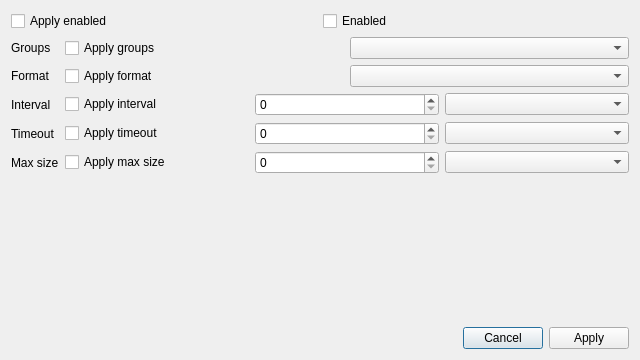
The window that ui/opensnitch/plugins/list_subscriptions/res/bulk_edit_dialog.ui (evilsocket/opensnitch) describes before a commit, drawn with Qt 5.
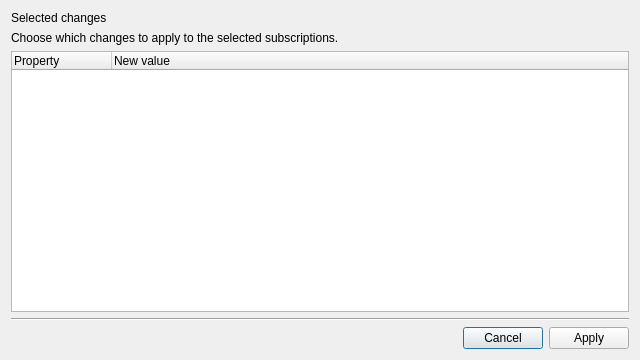
The same window after the commit.

```diff
--- a/ui/opensnitch/plugins/list_subscriptions/res/bulk_edit_dialog.ui
+++ b/ui/opensnitch/plugins/list_subscriptions/res/bulk_edit_dialog.ui
@@ -15,141 +15,63 @@
   </property>
   <layout class="QVBoxLayout" name="rootLayout">
    <item>
-    <layout class="QFormLayout" name="formLayout">
-     <item row="0" column="0" colspan="2">
-      <layout class="QHBoxLayout" name="enabled_layout">
-       <item>
-        <widget class="QCheckBox" name="apply_enabled">
-         <property name="text">
-          <string>Apply enabled</string>
-         </property>
-        </widget>
-       </item>
-       <item>
-        <widget class="QCheckBox" name="enabled_value">
-         <property name="text">
-          <string>Enabled</string>
-         </property>
-        </widget>
-       </item>
-      </layout>
-     </item>
-     <item row="1" column="0">
-      <widget class="QLabel" name="groups_label">
-       <property name="text">
-        <string>Groups</string>
-       </property>
-      </widget>
-     </item>
-     <item row="1" column="1">
-      <layout class="QHBoxLayout" name="groups_layout">
-       <item>
-        <widget class="QCheckBox" name="apply_group">
-         <property name="text">
-          <string>Apply groups</string>
-         </property>
-        </widget>
-       </item>
+    <widget class="QFrame" name="changes_section_bar">
+     <layout class="QHBoxLayout" name="changesSectionBarLayout">
+      <property name="leftMargin">
+       <number>0</number>
+      </property>
+      <property name="topMargin">
+       <number>0</number>
+      </property>
+      <property name="rightMargin">
+       <number>0</number>
+      </property>
+      <property name="bottomMargin">
+       <number>0</number>
+      </property>
        <item>
-        <widget class="QComboBox" name="group_value"/>
-       </item>
-      </layout>
-     </item>
-     <item row="2" column="0">
-      <widget class="QLabel" name="format_label">
+       <widget class="QLabel" name="changes_section_label">
        <property name="text">
-        <string>Format</string>
+         <string>Selected changes</string>
        </property>
       </widget>
      </item>
-     <item row="2" column="1">
-      <layout class="QHBoxLayout" name="format_layout">
-       <item>
-        <widget class="QCheckBox" name="apply_format">
-         <property name="text">
-          <string>Apply format</string>
-         </property>
-        </widget>
-       </item>
-       <item>
-        <widget class="QComboBox" name="format_value"/>
-       </item>
-      </layout>
-     </item>
-     <item row="3" column="0">
-      <widget class="QLabel" name="interval_label">
-       <property name="text">
-        <string>Interval</string>
-       </property>
-      </widget>
-     </item>
-     <item row="3" column="1">
-      <layout class="QHBoxLayout" name="interval_layout">
+     </layout>
+    </widget>
+   </item>
        <item>
-        <widget class="QCheckBox" name="apply_interval">
+    <widget class="QLabel" name="selection_hint_label">
          <property name="text">
-          <string>Apply interval</string>
-         </property>
-        </widget>
-       </item>
-       <item>
-        <widget class="QSpinBox" name="interval_spin"/>
-       </item>
-       <item>
-        <widget class="QComboBox" name="interval_units"/>
-       </item>
-      </layout>
-     </item>
-     <item row="4" column="0">
-      <widget class="QLabel" name="timeout_label">
-       <property name="text">
-        <string>Timeout</string>
+      <string>Choose which changes to apply to the selected subscriptions.</string>
+     </property>
+     <property name="wordWrap">
+      <bool>true</bool>
        </property>
       </widget>
      </item>
-     <item row="4" column="1">
-      <layout class="QHBoxLayout" name="timeout_layout">
        <item>
-        <widget class="QCheckBox" name="apply_timeout">
+    <widget class="QTreeWidget" name="changes_tree">
+     <column>
          <property name="text">
-          <string>Apply timeout</string>
-         </property>
-        </widget>
-       </item>
-       <item>
-        <widget class="QSpinBox" name="timeout_spin"/>
-       </item>
-       <item>
-        <widget class="QComboBox" name="timeout_units"/>
-       </item>
-      </layout>
-     </item>
-     <item row="5" column="0">
-      <widget class="QLabel" name="max_size_label">
+       <string>Property</string>
+      </property>
+     </column>
+     <column>
        <property name="text">
-        <string>Max size</string>
-       </property>
-      </widget>
-     </item>
-     <item row="5" column="1">
-      <layout class="QHBoxLayout" name="max_size_layout">
+       <string>New value</string>
+      </property>
+     </column>
+    </widget>
+   </item>
        <item>
-        <widget class="QCheckBox" name="apply_max_size">
-         <property name="text">
-          <string>Apply max size</string>
+    <widget class="Line" name="footer_separator_line">
+     <property name="orientation">
+      <enum>Qt::Horizontal</enum>
          </property>
         </widget>
        </item>
        <item>
-        <widget class="QSpinBox" name="max_size_spin"/>
-       </item>
-       <item>
-        <widget class="QComboBox" name="max_size_units"/>
-       </item>
-      </layout>
-     </item>
-    </layout>
-   </item>
+    <layout class="QHBoxLayout" name="buttons_layout">
    <item>
     <widget class="QLabel" name="error_label">
      <property name="text">
@@ -157,8 +79,6 @@
      </property>
     </widget>
    </item>
-   <item>
-    <layout class="QHBoxLayout" name="buttons_layout">
      <item>
       <spacer name="buttons_spacer">
        <property name="orientation">
```
Lines whose indentation alone changed are shown as unchanged.
